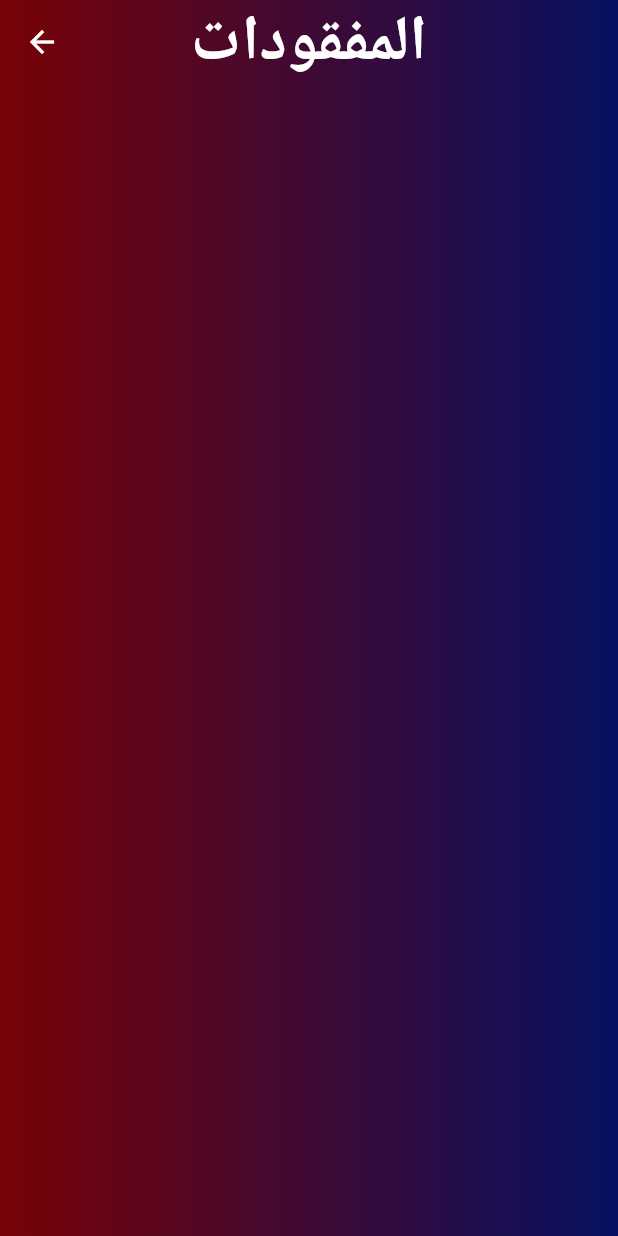
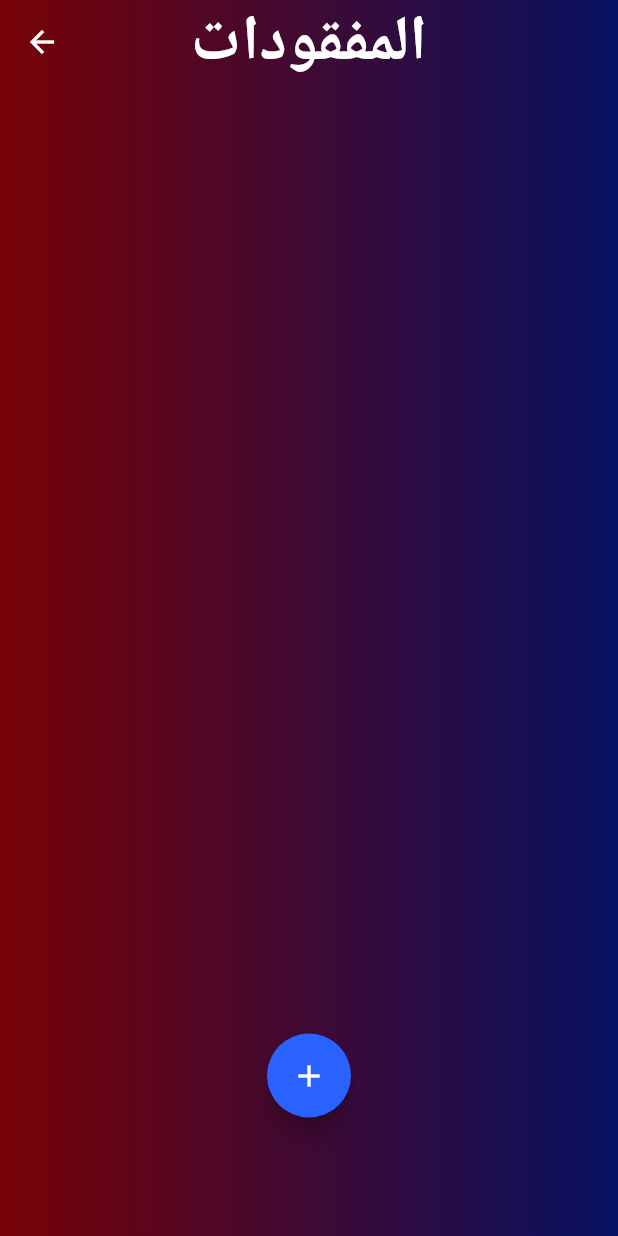
Before and after one commit to klashINkov/Ershad, a Flutter app: the Personal_Lost screen opened directly, on a phone screen of 412 x 824 dp. Run offline on Flutter 3.47's test engine with Material 2 defaults, Android fonts, the phone set to English and light mode, and no system bars; our stand-ins replace awesome_dialog, cloud_firestore, firebase_auth, firebase_core, flutter_typeahead; missing offline and left inert: ershad; accounts and stored records are empty; statements that could not run were skipped.

Commit message:
Mohammed issa in 20/7/2022 at 8:28 PM

```diff
--- a/lib/main screens/Colleges And Specialties/Subject/Done_S_Subjects.dart
+++ b/lib/main screens/Colleges And Specialties/Subject/Done_S_Subjects.dart
@@ -471,6 +471,8 @@ class S_Subjects extends StatelessWidget
 
    );
 
+
+
   }
   // End of List_View_On_Tap Function
 
--- a/lib/main screens/Teachers/Done-SignUp.dart
+++ b/lib/main screens/Teachers/Done-SignUp.dart
@@ -309,7 +309,8 @@ class _Signup extends State < Signup >
 
                       opacity : 0.6,
 
-                      child : Container
+                      child :
+                      Container
                       (
 
                         height : 50,
--- a/lib/main screens/personal lost/personal lost.dart
+++ b/lib/main screens/personal lost/personal lost.dart
@@ -1,35 +1,22 @@
 // ignore_for_file: prefer_const_constructors, use_key_in_widget_constructors, file_names, camel_case_types, prefer_const_literals_to_create_immutables, must_be_immutable, non_constant_identifier_names
 
-import 'package:ershad/main%20screens/New/Done_temp.dart';
+import 'package:ershad/main%20screens/personal%20lost/ADD_Post.dart';
 import 'package:flutter/material.dart';
+
 import 'package:cloud_firestore/cloud_firestore.dart';
 
+import 'package:ershad/main screens/New/Done_temp.dart';
+
 // Start Of Personal_Lost Class
-class Personal_Lost extends StatefulWidget
+class Personal_Lost extends StatelessWidget
 {
 
-  @override
-  State<Personal_Lost> createState() => _Personal_LostState();
-}
-
-class _Personal_LostState extends State<Personal_Lost> {
   var x = temp ( ) ;
-
-  List < String >  arr = [  ] ;
-  List < String > str = [ ] ;
-  @override
-  void initState() {
-
-    super.initState();
-    get_post ( ) ;
-  }
-
-
 
   @override
   Widget build ( BuildContext context )
   {
-    get_post ( ) ;
+
     return Scaffold
     (
 
@@ -62,43 +49,74 @@ class _Personal_LostState extends State<Personal_Lost> {
 
       body : Container
       (
-        padding : EdgeInsets . all ( 10 ),
+
         decoration : BoxDecoration ( gradient :  LinearGradient ( colors : [ Color (0xff780206) , Color(0xFF061161) ] ) ),
 
-        child : Column
+        padding : EdgeInsets . only ( top : 20 , left : 15 , right : 15 ),
+
+        child : Stack
         (
 
           children :
           [
 
-            Container
+            StreamBuilder < List < Post > >
             (
 
-                margin : EdgeInsets . only ( left : 15 , right : 25 , top : 0 ),
-                height : 400,
+              stream : get_post ( ),
 
-                child : Padding
+              builder : ( context , snapshot )
+              {
+
+                if ( snapshot . hasData )
+                  {
+
+                    final post = snapshot . data! ;
+
+                    return Flexible
                     (
 
-                    padding : EdgeInsets . only ( top : 0 , bottom : 15 ),
-
-                    child : Column
+                      child : ListView
                       (
 
-                        mainAxisAlignment : MainAxisAlignment . center,
+                        shrinkWrap : true,
+                        children : post . map ( Post_Text ) . toList( )
 
-                        children :
-                        [
+                      )
 
-                          List_View ( )
+                    );
 
-                        ]
+                  }
+
+                else
+                    return SizedBox ( ) ;
+
+
+              }
+
+            ),
+
+            // Start Of Add subject Button
+            Padding
+            (
+
+              padding : EdgeInsets . only ( top : 590 ),
+
+              child : Center
+              (
+
+                child : FloatingActionButton
+                (
+                  backgroundColor : Colors . blueAccent . shade700,
+                  onPressed : ( ) => Navigator . push ( context , MaterialPageRoute( builder : ( _ ) => ADD_Post ( ) ) ),
+                  child : Icon ( Icons . add )
 
                 )
 
               )
 
-            ),
+            )
+            // End Of Add subject Button
 
           ]
 
@@ -110,82 +128,58 @@ class _Personal_LostState extends State<Personal_Lost> {
 
   }
 
+  Stream < List < Post > > get_post ( ) => FirebaseFirestore . instance . collection ( "المفقودات" ) .
+  snapshots ( ) . map ( ( event ) => event . docs . map ( ( e ) => Post . fromjson ( e . data ( ) ) ) . toList ( ) );
 
-
-  Widget List_View ( ) => Flexible
+  Widget Post_Text ( Post post ) => Container
   (
 
-    child : ListView . builder
-    (
-
-      shrinkWrap : true,
-      padding : EdgeInsets . only ( top : 0 ),
-      itemCount : str . length,
-
-      itemBuilder : ( context , index )
-      {
-
-        String Array = str [ index ] ;
-
-        return ListTile
-        (
-
-          onTap : ( ) {},
-
-          title : Container
-          (
+    width : 300,
+    height : 300,
 
     decoration : BoxDecoration
     (
-
       color : Colors . black,
-              border : Border . all ( color : Colors . blueAccent . shade700 , width : 10 ),
+      border : Border . all ( color : Colors . blueAccent . shade700 , width : 5 ),
       borderRadius : BorderRadius . circular ( 40 )
-
     ),
 
-            margin : EdgeInsets . only ( bottom : 7 ),
-            padding : EdgeInsets . only ( top : 15 , bottom : 15 ),
+    margin : EdgeInsets . only ( bottom : 20 ),
+    padding : EdgeInsets . all ( 15 ),
 
-            child : Text ( Array , textAlign : TextAlign . center , style : TextStyle ( fontSize : 16 , color : Colors . white , fontWeight : FontWeight . bold ) )
+    child : Center
+    (
+
+      child : SingleChildScrollView
+      (
+
+        child : Text
+        (
+
+          post . Post_Text,
+          textAlign : TextAlign . center,
+          style : TextStyle
+          (
+
+            fontSize : 20,
+            color : Colors . white,
+            fontWeight : FontWeight . bold
+
+          )
+
+        )
+
+      )
 
     )
 
   );
 
-      }
-
-    ),
-  );
-
-  get_post ( ) async
-  {
-    str . clear ( ) ;
-    arr . clear ( ) ;
-    CollectionReference post = FirebaseFirestore . instance . collection ( "المفقودات" ) ;
-
-    await post . get ( ) . then ( ( value ) { value . docs . forEach ( ( element ) { arr . add (  element . id ) ; } ); } ) ;
-
-    for ( int i = 0 ; i < arr . length ; i++ )
-    {
-      var varibel = await FirebaseFirestore . instance . collection ( "المفقودات" ) . doc ( arr [ i ] ) . get ( ) ;
-      str . add ( varibel [ "Post_Text" ] ) ;
-    }
-
-    print ( str ) ;
 
 }
+// End Of Personal_Lost Class
 
-  Add_post ( ) async
-  {
-    final docUser = FirebaseFirestore . instance . collection ( "المفقودات" ) . doc (  ) ;
-    final post = Post ( Post_Text : "" ) ;
-    final json = post . tojson ( );
-    await docUser . set ( json ) ;
 
-  }
-}
-// End Of Personal_Lost Class
 class Post
 {
 
@@ -197,5 +191,4 @@ class Post
 
   static Post fromjson ( Map < String , dynamic > json ) => Post ( Post_Text : json [ "Post_Text" ]  ) ;
 
-
 }
```
Also changed, not shown: lib/main screens/Colleges And Specialties/Done_S_Colleges.dart (+1 -6 lines), lib/main screens/Colleges And Specialties/Done_S_Specialties.dart (+15 -3 lines), lib/main screens/New/Done_temp.dart (+8 -5 lines), lib/main screens/Teachers/Control/Subjects/Done_C_Subjects.dart (+19 -24 lines), lib/main screens/Teachers/Done_SignIn.dart (+1 -29 lines), lib/main screens/personal lost/ADD_Post.dart (added, +164 -0 lines), 2 other files. Lines whose indentation alone changed are shown as unchanged.
